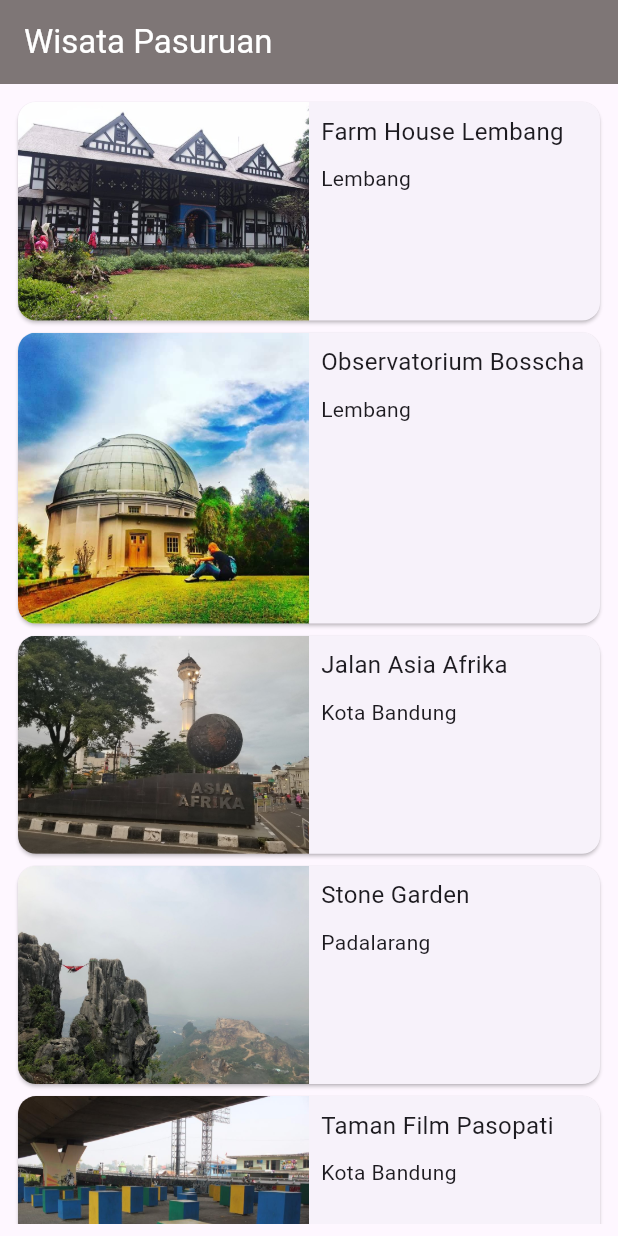
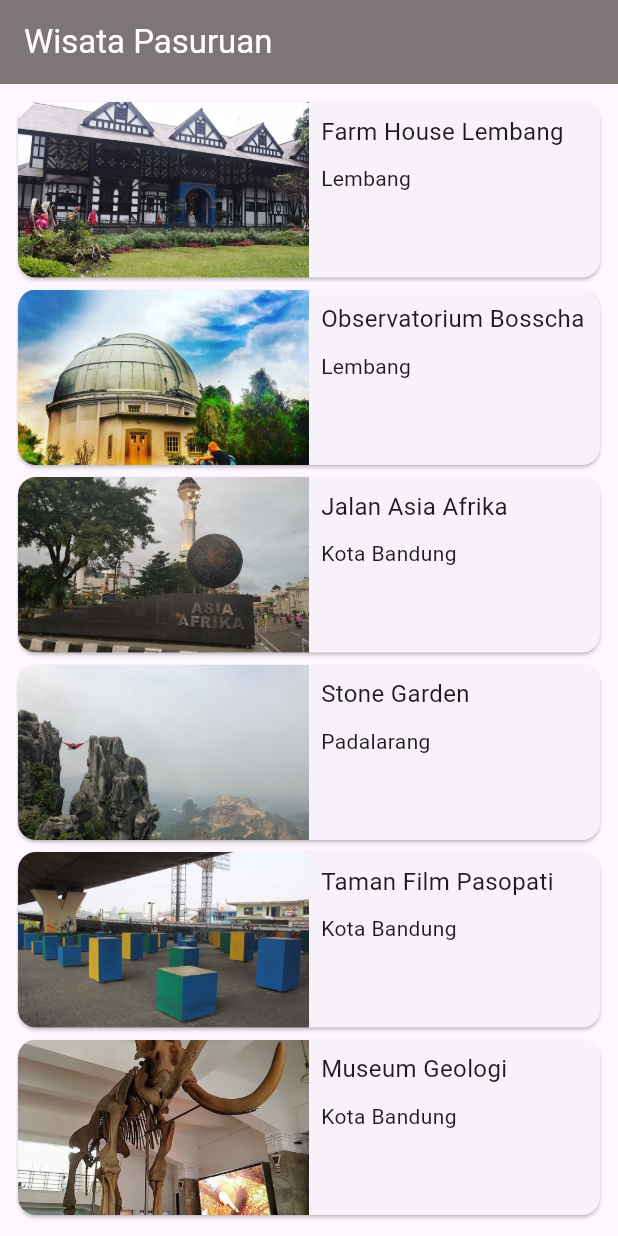
Before and after one commit to phizura/Travel-app, a Flutter app: the screen it shows after launch, on a phone screen of 412 x 824 dp. Run offline on Flutter 3.47's test engine with Material 3 defaults, Android fonts, the phone set to English and light mode, and no system bars; our stand-ins replace google_fonts.

Commit message:
style(main-screen): make smallest card

```diff
--- a/lib/main_screen.dart
+++ b/lib/main_screen.dart
@@ -26,6 +26,8 @@ class MainScreen extends StatelessWidget {
                         MaterialPageRoute(
                             builder: (context) => DetailScreen(place: place)));
                   },
+                  child: Container(
+                    height: 125,
                     child: Card(
                       child: Row(
                         crossAxisAlignment: CrossAxisAlignment.start,
@@ -36,7 +38,10 @@ class MainScreen extends StatelessWidget {
                                 borderRadius: const BorderRadius.only(
                                     topLeft: Radius.circular(12),
                                     bottomLeft: Radius.circular(12)),
-                              child: Image.asset(place.imageAsset),
+                                child: Image.asset(
+                                  place.imageAsset,
+                                  fit: BoxFit.cover,
+                                ),
                               )),
                           Expanded(
                               flex: 1,
@@ -60,6 +65,7 @@ class MainScreen extends StatelessWidget {
                         ],
                       ),
                     ),
+                  ),
                 );
               }),
         ));
```
Lines whose indentation alone changed are shown as unchanged.
